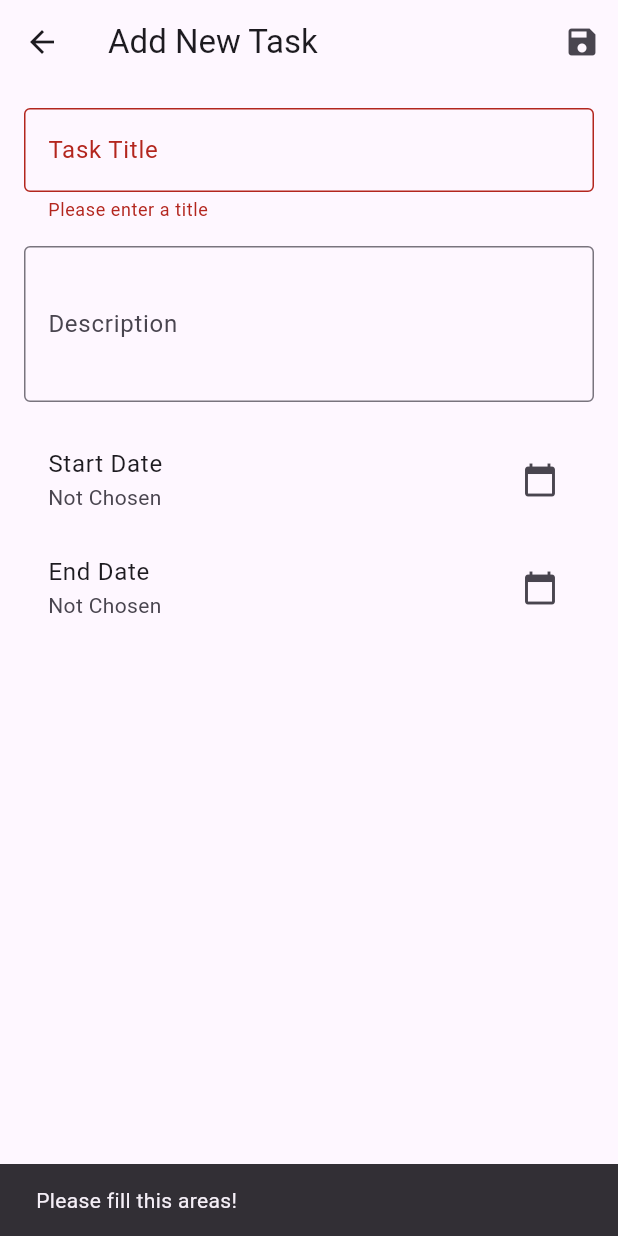
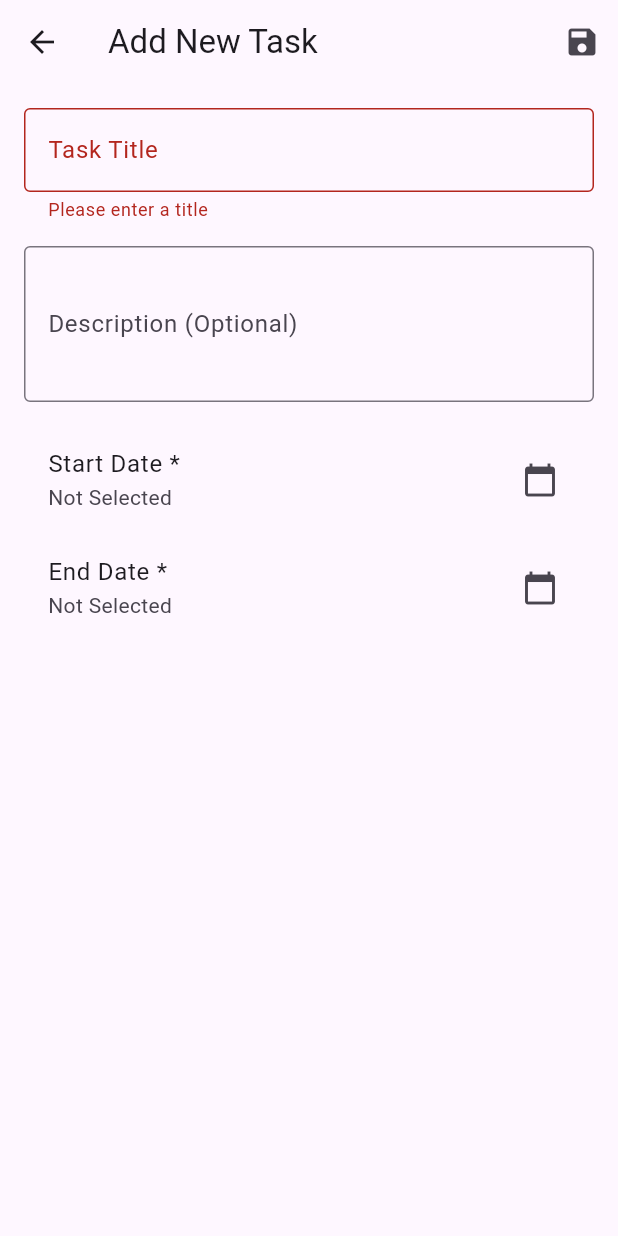
Before and after one commit to MehmetSakirSeker/To-Do-App, a Flutter app: the AddTaskScreen screen opened directly, after a tap on the "save" icon, on a phone screen of 412 x 824 dp. Run offline on Flutter 3.47's test engine with Material 3 defaults, Android fonts, the phone set to English and light mode, and no system bars; our stand-ins replace sqflite; accounts and stored records are empty.

Commit message:
Task State Update and Structural Changes

```diff
--- a/lib/add_task_screen.dart
+++ b/lib/add_task_screen.dart
@@ -2,6 +2,30 @@ import 'package:flutter/material.dart';
 import 'package:intl/intl.dart';
 import 'task_model.dart';
 import 'database_service.dart';
+
+// for  date validation logic
+class DateValidatorService {
+  static bool isEndDateAfterStartDate(DateTime startDate, DateTime endDate) {
+    return endDate.isAfter(startDate) || endDate.isAtSameMomentAs(startDate);
+  }
+}
+
+// Mapper service for task create request
+class TaskRequestMapper {
+  static TaskCreateRequest mapToTaskCreateRequest({
+    required String title,
+    required String description,
+    required DateTime startDate,
+    required DateTime endDate,
+  }) {
+    return TaskCreateRequest(
+      title: title,
+      description: description,
+      startDate: startDate,
+      endDate: endDate,
+    );
+  }
+}
 
 class AddTaskScreen extends StatefulWidget {
   @override
@@ -15,6 +39,7 @@ class _AddTaskScreenState extends State<AddTaskScreen> {
   DateTime? _startDate;
   DateTime? _endDate;
   final DatabaseService dbService = DatabaseService.instance;
+  final TaskRepository taskRepository = TaskRepository(DatabaseService.instance);
 
   Future<void> _selectStartDate(BuildContext context) async {
     final DateTime? picked = await showDatePicker(
@@ -23,23 +48,19 @@ class _AddTaskScreenState extends State<AddTaskScreen> {
       firstDate: DateTime(2000),
       lastDate: DateTime(2100),
     );
+
     if (picked != null) {
-      final TimeOfDay? time = await showTimePicker(
-        context: context,
-        initialTime: TimeOfDay.now(),
-      );
-      if (time != null) {
-        setState(() {
-          _startDate = DateTime(
-            picked.year,
-            picked.month,
-            picked.day,
-            time.hour,
-            time.minute,
-          );
-        });
+      _updateStartDate(picked);
+    }
+  }
+
+  void _updateStartDate(DateTime pickedDate) {
+    setState(() {
+      _startDate = DateTime(pickedDate.year, pickedDate.month, pickedDate.day);
+      if (_endDate != null && !DateValidatorService.isEndDateAfterStartDate(_startDate!, _endDate!)) {
+        _endDate = null;
       }
-    }
+    });
   }
 
   Future<void> _selectEndDate(BuildContext context) async {
@@ -49,40 +70,65 @@ class _AddTaskScreenState extends State<AddTaskScreen> {
       firstDate: _startDate ?? DateTime.now(),
       lastDate: DateTime(2100),
     );
+
     if (picked != null) {
-      final TimeOfDay? time = await showTimePicker(
-        context: context,
-        initialTime: TimeOfDay.now(),
-      );
-      if (time != null) {
-        setState(() {
-          _endDate = DateTime(
-            picked.year,
-            picked.month,
-            picked.day,
-            time.hour,
-            time.minute,
-          );
-        });
-      }
+      _updateEndDate(picked);
     }
   }
 
+  void _updateEndDate(DateTime pickedDate) {
+    setState(() {
+      _endDate = DateTime(pickedDate.year, pickedDate.month, pickedDate.day);
+    });
+  }
+
+  void showErrorMessage(String message) {
+    ScaffoldMessenger.of(context).showSnackBar(
+      SnackBar(content: Text(message)),
+    );
+  }
+
+  //Box checking method
+  bool _validateForm() {
+    if (!_formKey.currentState!.validate()) return false;
+
+    if (_startDate == null || _endDate == null) {
+      showErrorMessage('Please select both start and end dates');
+      return false;
+    }
+
+    if (!DateValidatorService.isEndDateAfterStartDate(_startDate!, _endDate!)) {
+      showErrorMessage('End date cannot be before start date');
+      return false;
+    }
+
+    return true;
+  }
+
   Future<void> _saveTask() async {
-    if (_formKey.currentState!.validate() && _startDate != null && _endDate != null) {
-      final newTask = await dbService.createTask(TaskCreateRequest(
-        title: _titleController.text,
-        description: _descriptionController.text,
-        startDate: _startDate!,
-        endDate: _endDate!,
-      ));
+    if (!_validateForm()) return;
+
+    try {
+      final newTask = await taskRepository.createTask(
+        TaskRequestMapper.mapToTaskCreateRequest(
+          title: _titleController.text,
+          description: _descriptionController.text,
+          startDate: _startDate!,
+          endDate: _endDate!,
+        ),
+      );
 
       Navigator.pop(context, newTask);
-    } else {
-      ScaffoldMessenger.of(context).showSnackBar(
-        SnackBar(content: Text('Please fill this areas!')),
-      );
+    } catch (e) {
+      showErrorMessage('Error saving task: ${e.toString()}');
     }
+  }
+
+  String _formatDate() {
+    if (_startDate == null || _endDate == null) return '';
+
+    final duration = _endDate!.difference(_startDate!);
+    return 'Task Duration: ${duration.inDays} days, ${duration.inHours % 24} hours';
   }
 
   @override
@@ -110,49 +156,73 @@ class _AddTaskScreenState extends State<AddTaskScreen> {
           key: _formKey,
           child: ListView(
             children: [
-              TextFormField(
-                controller: _titleController,
-                decoration: InputDecoration(
-                  labelText: 'Task Title',
-                  border: OutlineInputBorder(),
-                ),
-                validator: (value) {
-                  if (value == null || value.isEmpty) {
-                    return 'Please enter a title';
-                  }
-                  return null;
-                },
-              ),
+              _buildTitleField(),
               SizedBox(height: 16),
-              TextFormField(
-                controller: _descriptionController,
-                decoration: InputDecoration(
-                  labelText: 'Description',
-                  border: OutlineInputBorder(),
-                ),
-                maxLines: 3,
-              ),
+              _buildDescriptionField(),
               SizedBox(height: 16),
-              ListTile(
-                title: Text('Start Date'),
-                subtitle: Text(_startDate == null
-                    ? 'Not Chosen'
-                    : DateFormat('dd/MM/yyyy HH:mm').format(_startDate!)),
-                trailing: Icon(Icons.calendar_today),
-                onTap: () => _selectStartDate(context),
-              ),
-              ListTile(
-                title: Text('End Date'),
-                subtitle: Text(_endDate == null
-                    ? 'Not Chosen'
-                    : DateFormat('dd/MM/yyyy HH:mm').format(_endDate!)),
-                trailing: Icon(Icons.calendar_today),
-                onTap: () => _selectEndDate(context),
-              ),
+              _buildStartDateTile(context),
+              _buildEndDateTile(context),
+              SizedBox(height: 24),
+              if (_startDate != null && _endDate != null)
+                _buildDurationText(),
             ],
           ),
         ),
       ),
     );
   }
+
+  Widget _buildTitleField() {
+    return TextFormField(
+      controller: _titleController,
+      decoration: InputDecoration(
+        labelText: 'Task Title',
+        border: OutlineInputBorder(),
+      ),
+      validator: (value) => value == null || value.isEmpty ? 'Please enter a title' : null,
+    );
+  }
+
+  Widget _buildDescriptionField() {
+    return TextFormField(
+      controller: _descriptionController,
+      decoration: InputDecoration(
+        labelText: 'Description (Optional)',
+        border: OutlineInputBorder(),
+      ),
+      maxLines: 3,
+    );
+  }
+
+  Widget _buildStartDateTile(BuildContext context) {
+    return ListTile(
+      title: Text('Start Date *'),
+      subtitle: Text(
+        _startDate == null ? 'Not Selected' : DateFormat('dd/MM/yyyy').format(_startDate!),
+      ),
+      trailing: Icon(Icons.calendar_today),
+      onTap: () => _selectStartDate(context),
+    );
+  }
+
+  Widget _buildEndDateTile(BuildContext context) {
+    return ListTile(
+      title: Text('End Date *'),
+      subtitle: Text(
+        _endDate == null ? 'Not Selected' : DateFormat('dd/MM/yyyy').format(_endDate!),
+      ),
+      trailing: Icon(Icons.calendar_today),
+      onTap: _startDate == null
+          ? () => showErrorMessage('Please select start date first')
+          : () => _selectEndDate(context),
+    );
+  }
+
+  Widget _buildDurationText() {
+    return Text(
+      _formatDate(),
+      textAlign: TextAlign.center,
+      style: TextStyle(fontSize: 16),
+    );
+  }
 }
--- a/lib/task_model.dart
+++ b/lib/task_model.dart
@@ -1,4 +1,3 @@
-import 'package:intl/intl.dart';
 import 'task_status.dart';
 
 class TaskCreateRequest {
@@ -53,7 +52,7 @@ class TaskResponse {
   final String description;
   final DateTime startDate;
   final DateTime endDate;
-  final TaskStatus status;
+  final bool isCompleted;
 
   TaskResponse({
     required this.id,
@@ -61,8 +60,17 @@ class TaskResponse {
     required this.description,
     required this.startDate,
     required this.endDate,
-    required this.status,
+    required this.isCompleted,
   });
+
+  TaskStatus get status {
+    if (isCompleted) return TaskStatus.COMPLETED;
+
+    final now = DateTime.now();
+    if (endDate.isBefore(now)) return TaskStatus.OVERDUE;
+    if (startDate.isBefore(now)) return TaskStatus.ONGOING;
+    return TaskStatus.UPCOMING;
+  }
 
   factory TaskResponse.fromMap(Map<String, dynamic> map) {
     return TaskResponse(
@@ -71,7 +79,7 @@ class TaskResponse {
       description: map['description'],
       startDate: DateTime.parse(map['startDate']),
       endDate: DateTime.parse(map['endDate']),
-      status: TaskStatus.fromString(map['status']),
+      isCompleted: map['isCompleted'] == 1,
     );
   }
 
@@ -82,10 +90,7 @@ class TaskResponse {
       'description': description,
       'startDate': startDate.toIso8601String(),
       'endDate': endDate.toIso8601String(),
-      'status': status.toString().split('.').last,
+      'isCompleted': isCompleted ? 1 : 0,
     };
   }
-
-  String get formattedStartDate => DateFormat('dd/MM/yyyy HH:mm').format(startDate);
-  String get formattedEndDate => DateFormat('dd/MM/yyyy HH:mm').format(endDate);
 }
```
Also changed, not shown: lib/database_service.dart (+97 -105 lines), lib/edit_task_screen.dart (+94 -74 lines), lib/main.dart (+13 -13 lines), lib/task_status.dart (+22 -5 lines).
